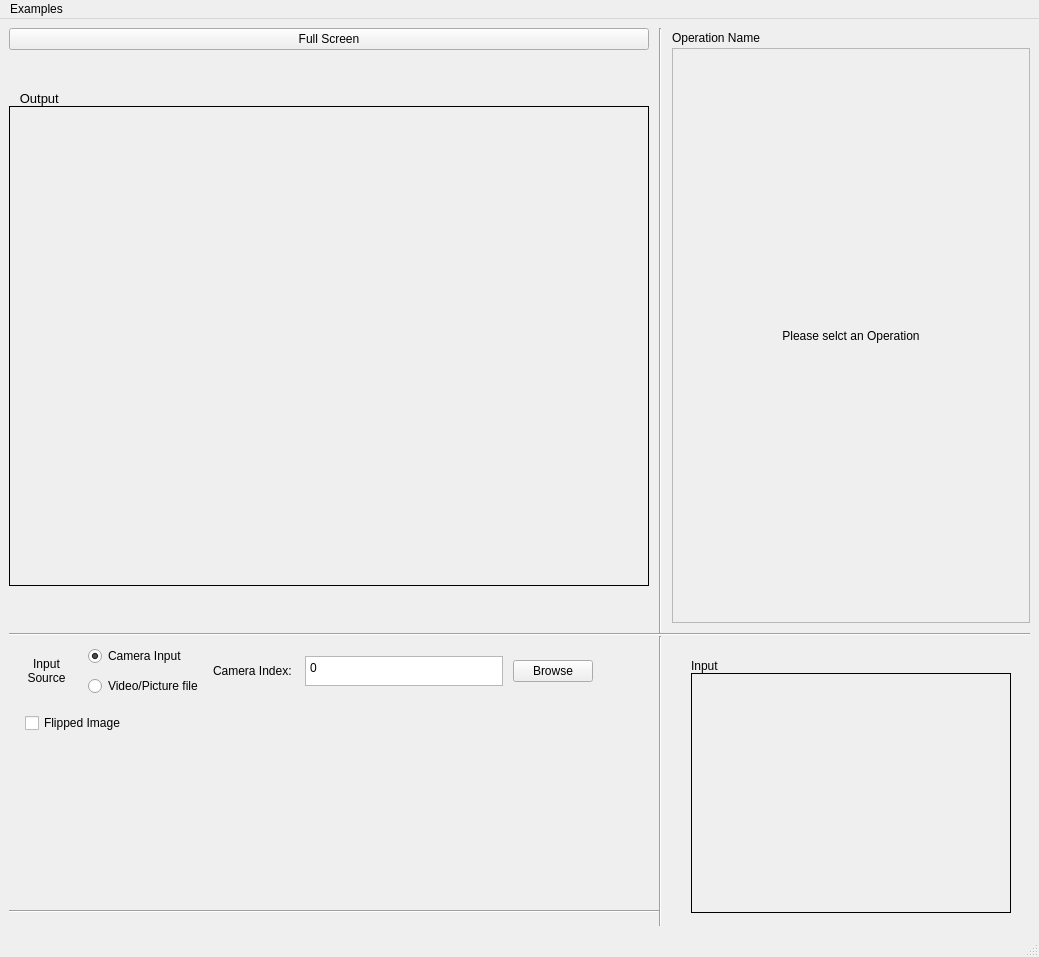
Qt form mainwindow.ui (JairajJangle/OpenCV-Catalogue) before a commit.
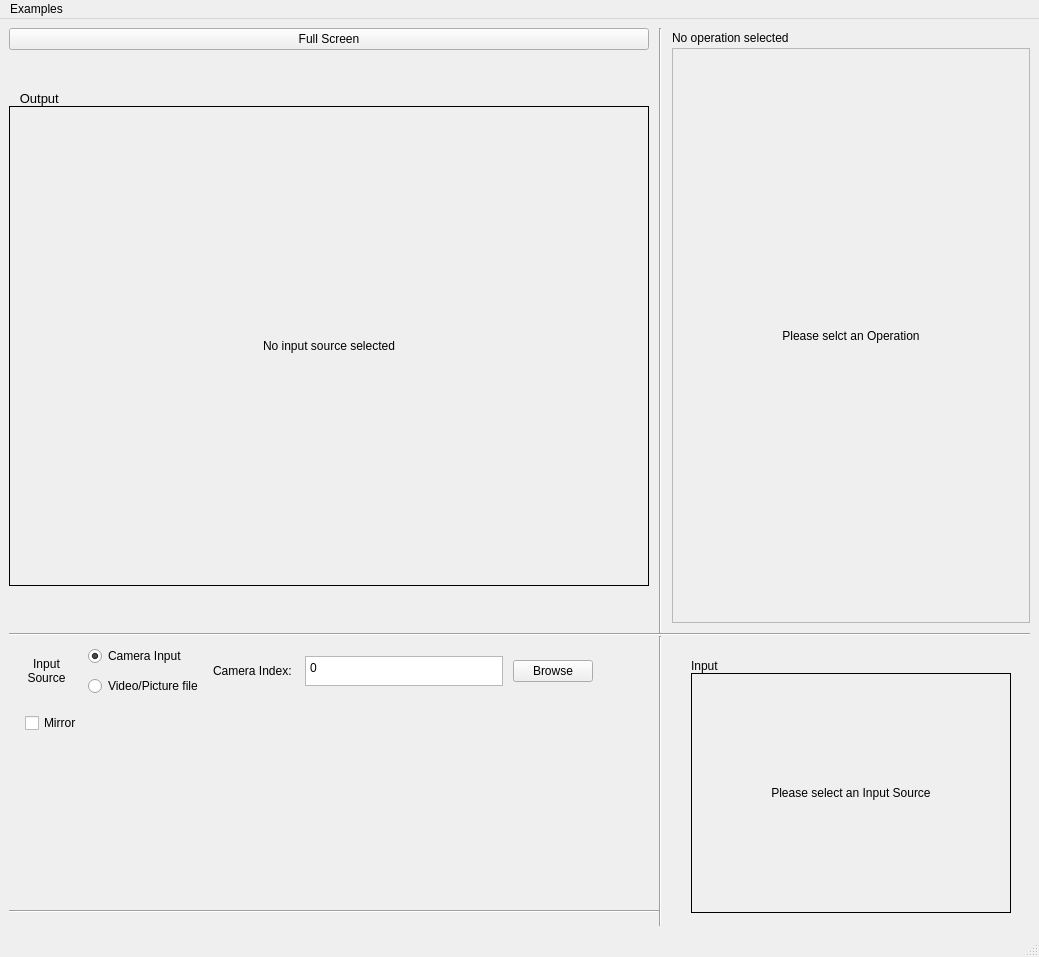
The same form after that commit. Icons and pictures are not drawn. Custom widgets are drawn as their Qt base class.

```diff
--- a/mainwindow.ui
+++ b/mainwindow.ui
@@ -46,7 +46,10 @@
            <string notr="true">border: 1px solid black</string>
           </property>
           <property name="text">
-           <string/>
+           <string>Please select an Input Source</string>
+          </property>
+          <property name="alignment">
+           <set>Qt::AlignCenter</set>
           </property>
          </widget>
         </item>
@@ -233,7 +236,10 @@
            <string notr="true">border: 1px solid black</string>
           </property>
           <property name="text">
-           <string/>
+           <string>No input source selected</string>
+          </property>
+          <property name="alignment">
+           <set>Qt::AlignCenter</set>
           </property>
          </widget>
         </item>
@@ -386,7 +392,7 @@
           <item>
            <widget class="QLabel" name="labelOperationName">
             <property name="text">
-             <string>Operation Name</string>
+             <string>No operation selected</string>
             </property>
            </widget>
           </item>
@@ -619,7 +625,7 @@
           <item row="0" column="1">
            <widget class="QCheckBox" name="checkBoxFlipped">
             <property name="text">
-             <string>Flipped Image</string>
+             <string>Mirror</string>
             </property>
            </widget>
           </item>
```
Left out of the diff: 14 changed lines with no effect on the pictures.
